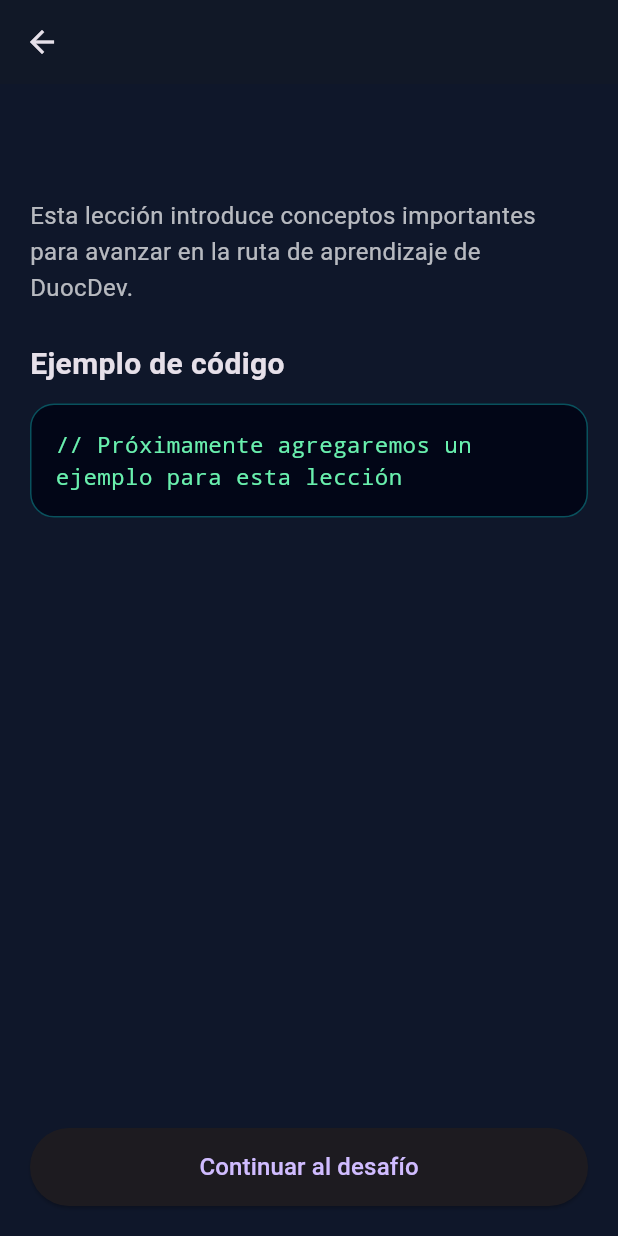
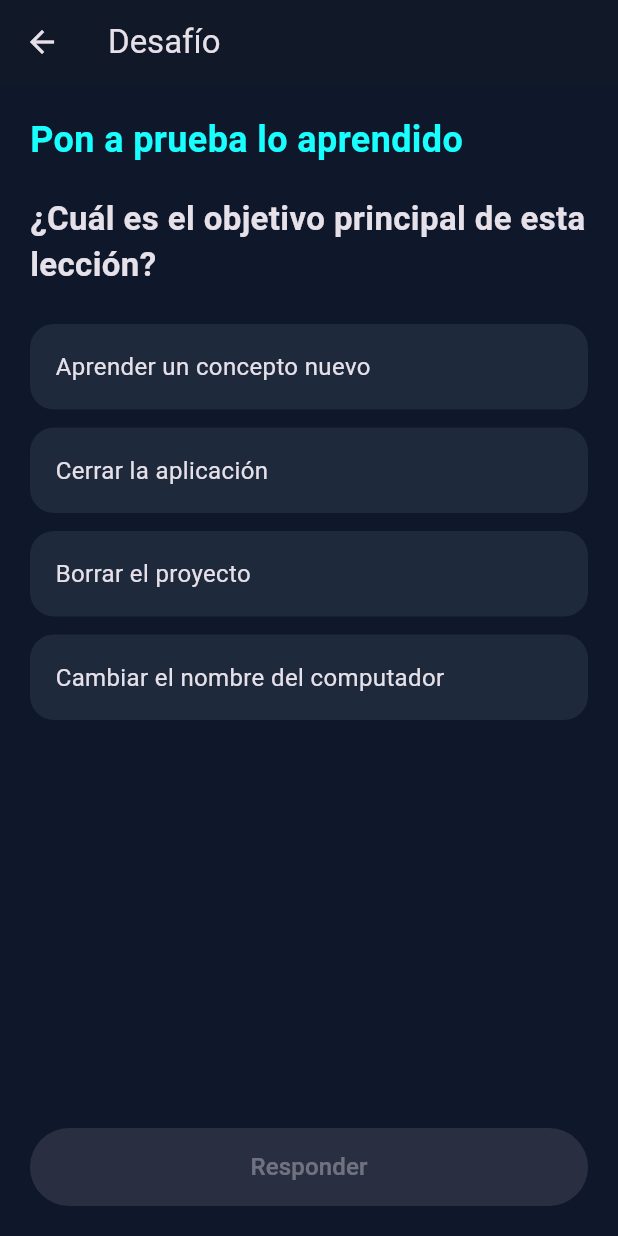
Before and after one commit to alfonsogzman123-netizen/Duocdev, a Flutter app: the LeccionScreen screen opened directly with empty values, after a tap on "Continuar al desafío", on a phone screen of 412 x 824 dp. Run offline on Flutter 3.47's test engine with Material 3 defaults, Android fonts, the phone set to English and light mode, and no system bars.

Commit message:
Se agrega pantalla de desafío con preguntas

```diff
--- a/lib/main.dart
+++ b/lib/main.dart
@@ -448,7 +448,9 @@
               decoration: BoxDecoration(
                 color: const Color(0xFF020617),
                 borderRadius: BorderRadius.circular(16),
-                border: Border.all(color: Colors.cyanAccent.withOpacity(0.3)),
+                border: Border.all(
+                  color: Colors.cyanAccent.withOpacity(0.3),
+                ),
               ),
               child: Text(
                 codigo,
@@ -466,7 +468,16 @@
               width: double.infinity,
               height: 52,
               child: ElevatedButton(
-                onPressed: () {},
+                onPressed: () {
+                  Navigator.push(
+                    context,
+                    MaterialPageRoute(
+                      builder: (context) => DesafioScreen(
+                        tituloLeccion: tituloLeccion,
+                      ),
+                    ),
+                  );
+                },
                 child: const Text(
                   'Continuar al desafío',
                   style: TextStyle(fontSize: 16),
@@ -479,3 +490,196 @@
     );
   }
 }
+
+class DesafioScreen extends StatefulWidget {
+  final String tituloLeccion;
+
+  const DesafioScreen({
+    super.key,
+    required this.tituloLeccion,
+  });
+
+  @override
+  State<DesafioScreen> createState() => _DesafioScreenState();
+}
+
+class _DesafioScreenState extends State<DesafioScreen> {
+  int? respuestaSeleccionada;
+  bool respondido = false;
+
+  Map<String, dynamic> obtenerDesafio() {
+    if (widget.tituloLeccion == 'Variables en Python') {
+      return {
+        'pregunta': '¿Para qué sirve una variable?',
+        'opciones': [
+          'Para guardar información',
+          'Para borrar archivos',
+          'Para apagar el computador',
+          'Para cambiar el sistema operativo',
+        ],
+        'correcta': 0,
+      };
+    }
+
+    if (widget.tituloLeccion == 'Condicionales if/else') {
+      return {
+        'pregunta': '¿Qué permite hacer un condicional?',
+        'opciones': [
+          'Repetir música',
+          'Tomar decisiones en el programa',
+          'Crear carpetas automáticamente',
+          'Instalar Python',
+        ],
+        'correcta': 1,
+      };
+    }
+
+    if (widget.tituloLeccion == '¿Qué es Git?') {
+      return {
+        'pregunta': '¿Para qué se usa Git?',
+        'opciones': [
+          'Editar imágenes',
+          'Controlar versiones del código',
+          'Crear videos',
+          'Diseñar logos',
+        ],
+        'correcta': 1,
+      };
+    }
+
+    return {
+      'pregunta': '¿Cuál es el objetivo principal de esta lección?',
+      'opciones': [
+        'Aprender un concepto nuevo',
+        'Cerrar la aplicación',
+        'Borrar el proyecto',
+        'Cambiar el nombre del computador',
+      ],
+      'correcta': 0,
+    };
+  }
+
+  @override
+  Widget build(BuildContext context) {
+    final desafio = obtenerDesafio();
+    final opciones = desafio['opciones'] as List<String>;
+    final correcta = desafio['correcta'] as int;
+
+    return Scaffold(
+      backgroundColor: const Color(0xFF0F172A),
+      appBar: AppBar(
+        title: const Text('Desafío'),
+        backgroundColor: const Color(0xFF111827),
+      ),
+      body: Padding(
+        padding: const EdgeInsets.all(20),
+        child: Column(
+          crossAxisAlignment: CrossAxisAlignment.start,
+          children: [
+            const Text(
+              'Pon a prueba lo aprendido',
+              style: TextStyle(
+                color: Colors.cyanAccent,
+                fontSize: 24,
+                fontWeight: FontWeight.bold,
+              ),
+            ),
+
+            const SizedBox(height: 20),
+
+            Text(
+              desafio['pregunta'],
+              style: const TextStyle(
+                fontSize: 22,
+                fontWeight: FontWeight.bold,
+              ),
+            ),
+
+            const SizedBox(height: 24),
+
+            ...List.generate(opciones.length, (index) {
+              final seleccionada = respuestaSeleccionada == index;
+              final esCorrecta = index == correcta;
+
+              Color color = const Color(0xFF1E293B);
+
+              if (respondido && seleccionada && esCorrecta) {
+                color = Colors.green;
+              } else if (respondido && seleccionada && !esCorrecta) {
+                color = Colors.red;
+              } else if (respondido && esCorrecta) {
+                color = Colors.green.withOpacity(0.6);
+              }
+
+              return GestureDetector(
+                onTap: respondido
+                    ? null
+                    : () {
+                        setState(() {
+                          respuestaSeleccionada = index;
+                        });
+                      },
+                child: Container(
+                  width: double.infinity,
+                  margin: const EdgeInsets.only(bottom: 12),
+                  padding: const EdgeInsets.all(16),
+                  decoration: BoxDecoration(
+                    color: seleccionada && !respondido
+                        ? Colors.cyanAccent.withOpacity(0.2)
+                        : color,
+                    borderRadius: BorderRadius.circular(16),
+                    border: Border.all(
+                      color: seleccionada
+                          ? Colors.cyanAccent
+                          : Colors.transparent,
+                    ),
+                  ),
+                  child: Text(
+                    opciones[index],
+                    style: const TextStyle(fontSize: 16),
+                  ),
+                ),
+              );
+            }),
+
+            const Spacer(),
+
+            if (respondido)
+              Text(
+                respuestaSeleccionada == correcta
+                    ? '¡Correcto! +20 XP'
+                    : 'Incorrecto. Revisa la lección e inténtalo otra vez.',
+                style: TextStyle(
+                  color: respuestaSeleccionada == correcta
+                      ? Colors.greenAccent
+                      : Colors.redAccent,
+                  fontSize: 18,
+                  fontWeight: FontWeight.bold,
+                ),
+              ),
+
+            const SizedBox(height: 16),
+
+            SizedBox(
+              width: double.infinity,
+              height: 52,
+              child: ElevatedButton(
+                onPressed: respuestaSeleccionada == null
+                    ? null
+                    : () {
+                        setState(() {
+                          respondido = true;
+                        });
+                      },
+                child: const Text(
+                  'Responder',
+                  style: TextStyle(fontSize: 16),
+                ),
+              ),
+            ),
+          ],
+        ),
+      ),
+    );
+  }
+}
```
